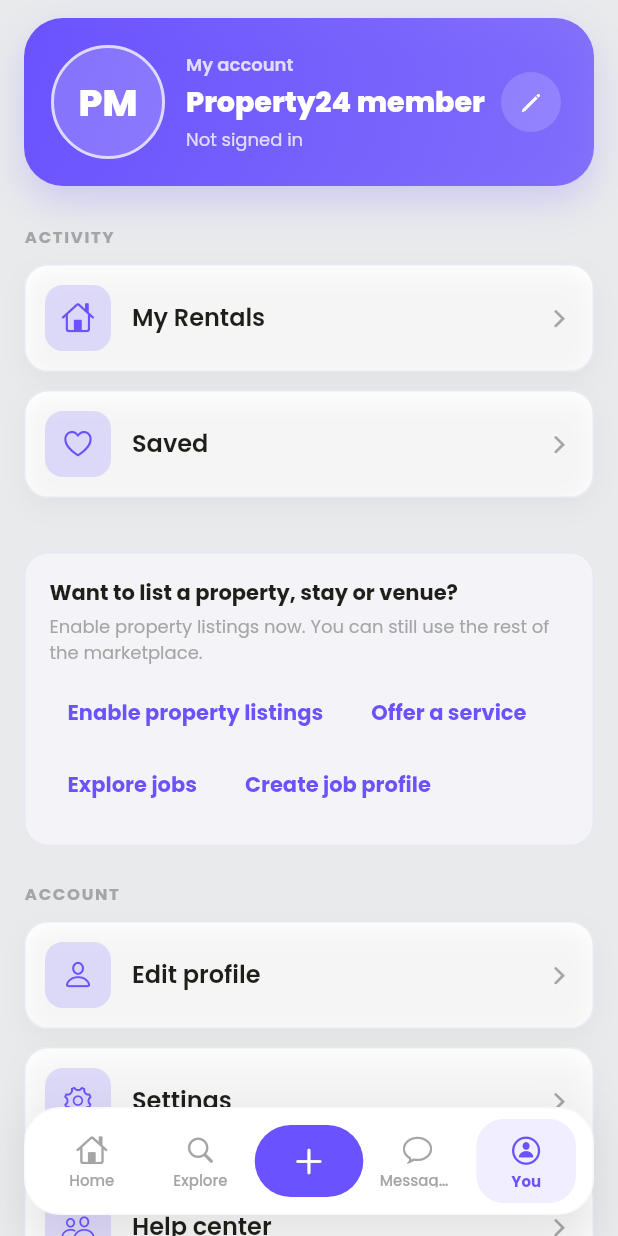
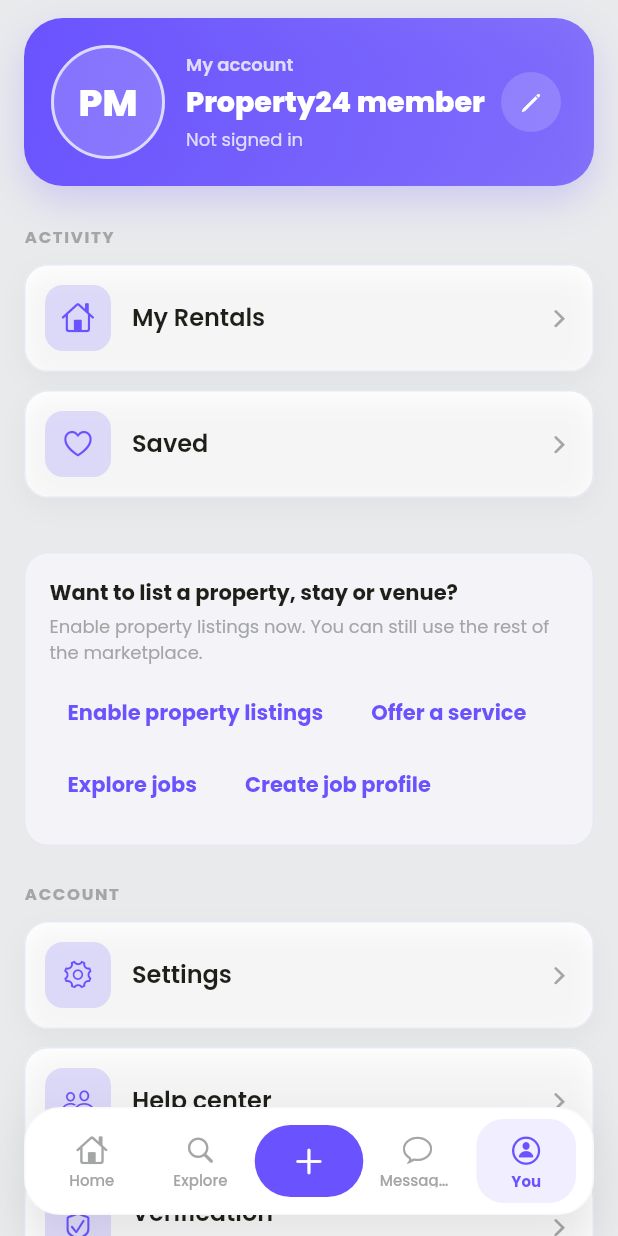
Before and after one commit to allanasy44/property24, a Flutter app: the ProfileScreen screen opened by its route, on a phone screen of 412 x 824 dp. Run offline on Flutter 3.47's test engine with Material 3 defaults, Android fonts, the phone set to English and light mode, and no system bars; our stand-ins replace cached_network_image, flutter_map, go_router, google_fonts, google_sign_in, image_picker and 3 more; missing offline and left inert: dart:html, flutter_webrtc, google_sign_in_platform_interface, google_sign_in_web, record; accounts and stored records are empty; network calls fail.

Commit message:
remove duplicate account edit profile item

```diff
--- a/lib/screens/profile_screen.dart
+++ b/lib/screens/profile_screen.dart
@@ -416,13 +416,6 @@
             ],
             const SizedBox(height: 24),
             const _ProfileSectionHeading('ACCOUNT'),
-            _MenuCardTile(
-              icon: CupertinoIcons.person,
-              label: 'Edit profile',
-              onTap: user == null
-                  ? null
-                  : () => _openProfileEditor(context, user),
-            ),
             _MenuCardTile(
               icon: CupertinoIcons.gear,
               label: 'Settings',
```
